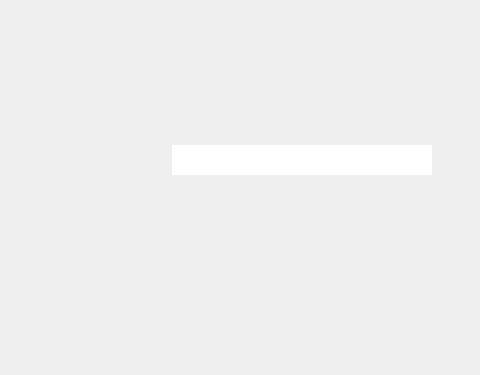
The window that plugins/devices/keyboard/keyboardcontrol.ui (ukui/ukui-control-center) describes before a commit, drawn with Qt 5; both pictures show x 162 to 642 and y 283 to 658 of the 642 by 658 pixel window.
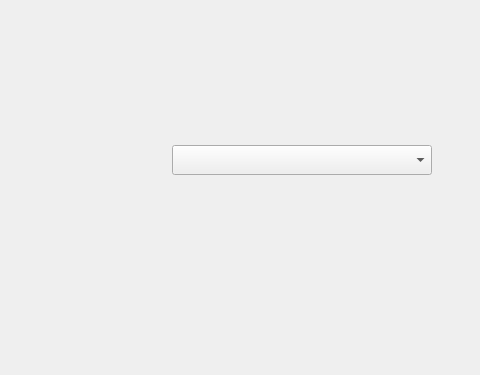
The same window after the commit. Icons and pictures are not drawn.

```diff
--- a/plugins/devices/keyboard/keyboardcontrol.ui
+++ b/plugins/devices/keyboard/keyboardcontrol.ui
@@ -827,37 +827,7 @@
                   </size>
                  </property>
                  <property name="styleSheet">
-                  <string notr="true">QComboBox{
-    background: rgba(255, 255, 255);
-    border: 1px solid rgb(255, 255, 255);
-    font-size:12px;
-    color: black;
-    combobox-popup: 0;  /* 配合setMaxVisibleItems设置下拉框显示的条数，超过的滚动显示 */
-}
-
-QComboBox::down-arrow{
-    image:url(://img/dropArrow/downpx.png);
-}
- 
-QComboBox QAbstractItemView::item {
-    min-height: 30px;
-    border-radius: 2px ;
-    color:black;
-    background-color: rgba(255, 255, 255);
-}
-
-QComboBox QAbstractItemView::item:selected{
-    background: #3D6BE5;
-}
-
-QComboBox::drop-down{
-    width: 30px;
-    border: none;
-}
-
-
-
-</string>
+                  <string notr="true"/>
                  </property>
                 </widget>
                </item>
```
